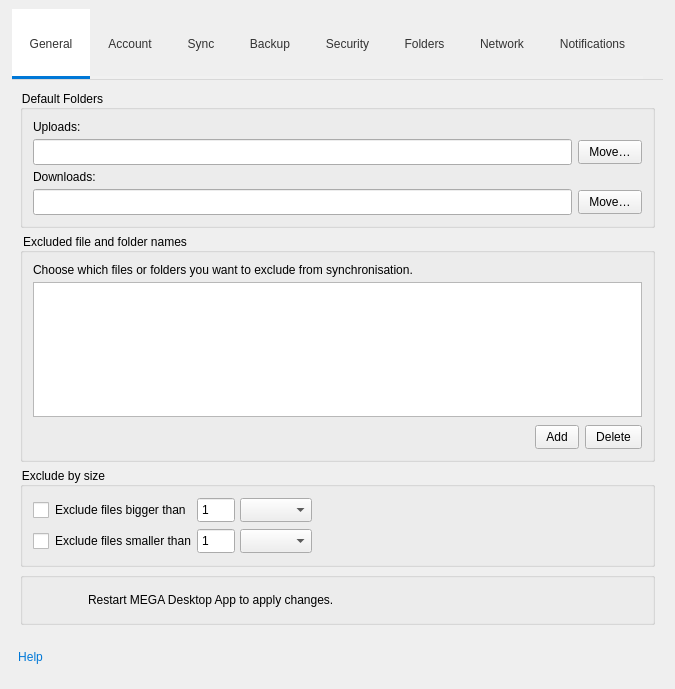
First picture: the form in src/MEGASync/gui/linux/SettingsDialog.ui, repository meganz/MEGAsync, before the edit.
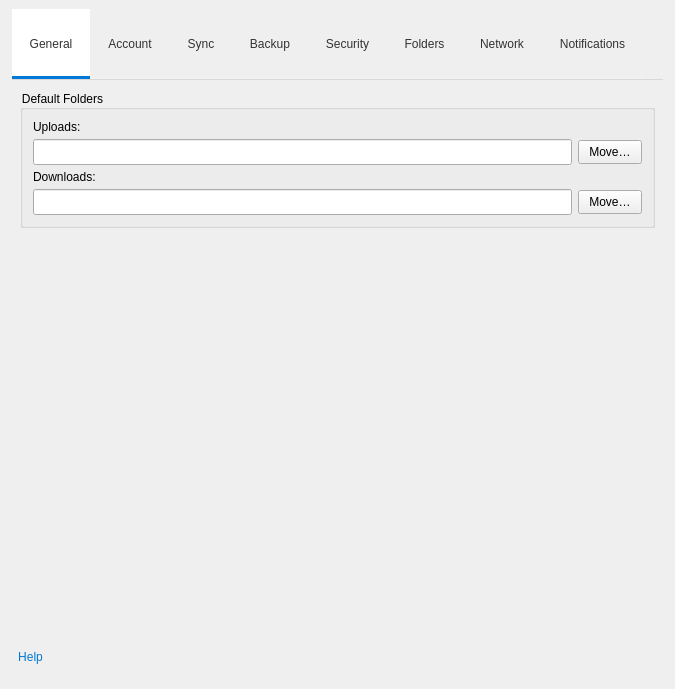
Second picture: the form after the edit. The open tabs and pages were chosen to show the change. Icons and pictures are not drawn. Custom widgets are drawn as their Qt base class.

Commit message: Removed old exclusions code from settings dialog

Patch:
```diff
--- a/src/MEGASync/gui/linux/SettingsDialog.ui
+++ b/src/MEGASync/gui/linux/SettingsDialog.ui
@@ -1828,269 +1828,6 @@
          </layout>
         </widget>
        </item>
-       <item>
-        <widget class="QGroupBox" name="gExcludeByName">
-         <property name="title">
-          <string>Excluded file and folder names</string>
-         </property>
-         <layout class="QVBoxLayout" name="gExcludeByNameLayout">
-          <property name="spacing">
-           <number>5</number>
-          </property>
-          <property name="leftMargin">
-           <number>10</number>
-          </property>
-          <property name="topMargin">
-           <number>10</number>
-          </property>
-          <property name="rightMargin">
-           <number>10</number>
-          </property>
-          <property name="bottomMargin">
-           <number>10</number>
-          </property>
-          <item>
-           <widget class="QLabel" name="lChooseText">
-            <property name="text">
-             <string>Choose which files or folders you want to exclude from synchronisation.</string>
-            </property>
-           </widget>
-          </item>
-          <item>
-           <widget class="QListWidget" name="lExcludedNames">
-            <property name="minimumSize">
-             <size>
-              <width>0</width>
-              <height>104</height>
-             </size>
-            </property>
-            <property name="selectionMode">
-             <enum>QAbstractItemView::ExtendedSelection</enum>
-            </property>
-            <property name="resizeMode">
-             <enum>QListView::Adjust</enum>
-            </property>
-            <property name="selectionRectVisible">
-             <bool>false</bool>
-            </property>
-           </widget>
-          </item>
-          <item>
-           <widget class="QWidget" name="excludeButtonsContainer" native="true">
-            <layout class="QHBoxLayout" name="horizontalLayout_10">
-             <property name="leftMargin">
-              <number>0</number>
-             </property>
-             <property name="topMargin">
-              <number>3</number>
-             </property>
-             <property name="rightMargin">
-              <number>0</number>
-             </property>
-             <property name="bottomMargin">
-              <number>0</number>
-             </property>
-             <item>
-              <spacer name="horizontalSpacer_3">
-               <property name="orientation">
-                <enum>Qt::Horizontal</enum>
-               </property>
-               <property name="sizeHint" stdset="0">
-                <size>
-                 <width>40</width>
-                 <height>20</height>
-                </size>
-               </property>
-              </spacer>
-             </item>
-             <item>
-              <widget class="QPushButton" name="bAddName">
-               <property name="text">
-                <string>Add</string>
-               </property>
-               <property name="autoDefault">
-                <bool>false</bool>
-               </property>
-              </widget>
-             </item>
-             <item>
-              <widget class="QPushButton" name="bDeleteName">
-               <property name="text">
-                <string>Delete</string>
-               </property>
-               <property name="autoDefault">
-                <bool>false</bool>
-               </property>
-              </widget>
-             </item>
-            </layout>
-           </widget>
-          </item>
-         </layout>
-        </widget>
-       </item>
-       <item>
-        <widget class="QGroupBox" name="gExcludeBySize">
-         <property name="title">
-          <string>Exclude by size</string>
-         </property>
-         <layout class="QGridLayout" name="gridLayout">
-          <property name="leftMargin">
-           <number>10</number>
-          </property>
-          <property name="topMargin">
-           <number>10</number>
-          </property>
-          <property name="rightMargin">
-           <number>10</number>
-          </property>
-          <property name="bottomMargin">
-           <number>10</number>
-          </property>
-          <property name="spacing">
-           <number>5</number>
-          </property>
-          <item row="1" column="0">
-           <widget class="QCheckBox" name="cExcludeLowerThan">
-            <property name="text">
-             <string>Exclude files smaller than</string>
-            </property>
-           </widget>
-          </item>
-          <item row="1" column="2">
-           <widget class="QComboBox" name="cbExcludeLowerUnit"/>
-          </item>
-          <item row="0" column="1">
-           <widget class="QSpinBox" name="eUpperThan">
-            <property name="alignment">
-             <set>Qt::AlignLeading|Qt::AlignLeft|Qt::AlignVCenter</set>
-            </property>
-            <property name="buttonSymbols">
-             <enum>QAbstractSpinBox::NoButtons</enum>
-            </property>
-            <property name="minimum">
-             <number>1</number>
-            </property>
-            <property name="maximum">
-             <number>9999</number>
-            </property>
-           </widget>
-          </item>
-          <item row="1" column="1">
-           <widget class="QSpinBox" name="eLowerThan">
-            <property name="alignment">
-             <set>Qt::AlignLeading|Qt::AlignLeft|Qt::AlignVCenter</set>
-            </property>
-            <property name="buttonSymbols">
-             <enum>QAbstractSpinBox::NoButtons</enum>
-            </property>
-            <property name="minimum">
-             <number>1</number>
-            </property>
-            <property name="maximum">
-             <number>9999</number>
-            </property>
-           </widget>
-          </item>
-          <item row="0" column="0">
-           <widget class="QCheckBox" name="cExcludeUpperThan">
-            <property name="text">
-             <string>Exclude files bigger than</string>
-            </property>
-           </widget>
-          </item>
-          <item row="0" column="2">
-           <widget class="QComboBox" name="cbExcludeUpperUnit"/>
-          </item>
-          <item row="0" column="3">
-           <spacer name="horizontalSpacer_111">
-            <property name="orientation">
-             <enum>Qt::Horizontal</enum>
-            </property>
-            <property name="sizeHint" stdset="0">
-             <size>
-              <width>40</width>
-              <height>20</height>
-             </size>
-            </property>
-           </spacer>
-          </item>
-          <item row="1" column="3">
-           <spacer name="horizontalSpacer_15">
-            <property name="orientation">
-             <enum>Qt::Horizontal</enum>
-            </property>
-            <property name="sizeHint" stdset="0">
-             <size>
-              <width>40</width>
-              <height>20</height>
-             </size>
-            </property>
-           </spacer>
-          </item>
-         </layout>
-        </widget>
-       </item>
-       <item>
-        <widget class="QGroupBox" name="gExcludedFilesInfo">
-         <layout class="QHBoxLayout" name="gExcludedFilesInfoLayout">
-          <property name="spacing">
-           <number>6</number>
-          </property>
-          <property name="leftMargin">
-           <number>5</number>
-          </property>
-          <property name="topMargin">
-           <number>10</number>
-          </property>
-          <property name="rightMargin">
-           <number>10</number>
-          </property>
-          <property name="bottomMargin">
-           <number>10</number>
-          </property>
-          <item>
-           <widget class="QPushButton" name="pWarningRestart">
-            <property name="focusPolicy">
-             <enum>Qt::NoFocus</enum>
-            </property>
-            <property name="icon">
-             <iconset resource="../Resources_macx.qrc">
-              <normaloff>:/images/ic_sync_warning.png</normaloff>:/images/ic_sync_warning.png</iconset>
-            </property>
-            <property name="iconSize">
-             <size>
-              <width>16</width>
-              <height>16</height>
-             </size>
-            </property>
-            <property name="flat">
-             <bool>true</bool>
-            </property>
-           </widget>
-          </item>
-          <item>
-           <widget class="QLabel" name="lExcludedFilesInfo">
-            <property name="enabled">
-             <bool>true</bool>
-            </property>
-            <property name="sizePolicy">
-             <sizepolicy hsizetype="Expanding" vsizetype="Preferred">
-              <horstretch>0</horstretch>
-              <verstretch>0</verstretch>
-             </sizepolicy>
-            </property>
-            <property name="text">
-             <string>Restart MEGA Desktop App to apply changes.</string>
-            </property>
-            <property name="wordWrap">
-             <bool>true</bool>
-            </property>
-           </widget>
-          </item>
-         </layout>
-        </widget>
-       </item>
        <item>
         <spacer name="verticalSpacer_5">
          <property name="orientation">
```
Left out of the diff: 4 changed lines with no effect on the pictures. The commit also changes 3 other files.
